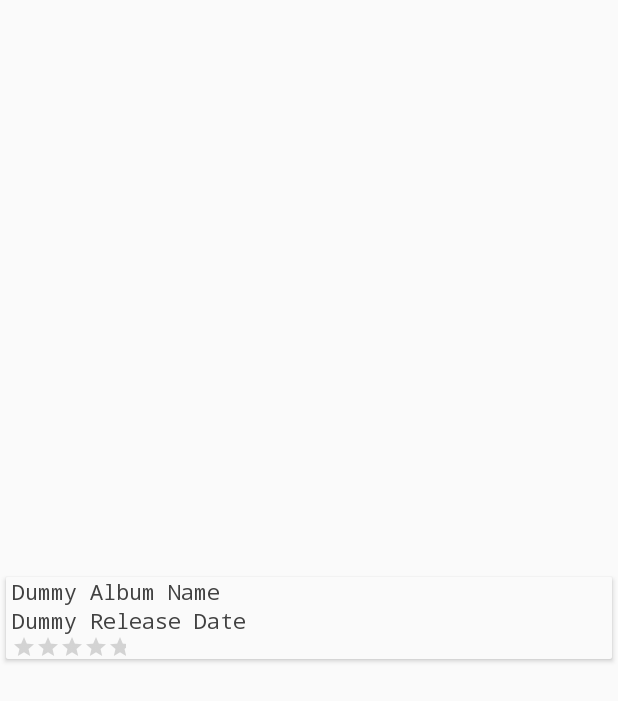
After one commit to nzavarinsky/MobileDev, an Android app: the layout album_item.xml on its own in the app's theme, with its tools: preview values and no code run, on a phone screen of 412 x 824 dp. The commit adds this screen. Shown: the top 701 px of the screen. Run offline under Robolectric (Android 15) with nearby library versions, the phone set to English and light mode, and no system bars.

Commit message:
[+] lab7

```diff
--- /dev/null
+++ b/app/src/main/res/layout/album_item.xml
@@ -0,0 +1,56 @@
+<?xml version="1.0" encoding="utf-8"?>
+
+<android.support.v7.widget.CardView
+    xmlns:android="http://schemas.android.com/apk/res/android"
+    android:layout_height="wrap_content"
+    android:layout_width="wrap_content"
+    android:id="@+id/cardview_album_item_container"
+    android:layout_gravity="center"
+    android:layout_margin="4dp"
+    android:elevation="20dp">
+
+<RelativeLayout xmlns:android="http://schemas.android.com/apk/res/android"
+    android:layout_width="match_parent"
+    android:layout_height="match_parent"
+    xmlns:tools="http://schemas.android.com/tools"
+    android:id="@+id/albums_relative_layout_outermost_container"
+    android:background="#FAFAFA">
+
+    <ImageView
+        android:layout_width="match_parent"
+        android:layout_height="wrap_content"
+        android:scaleType="centerCrop"
+        android:id="@+id/albums_imageView_artist_album_image" />
+
+    <TextView
+        android:layout_width="wrap_content"
+        android:layout_height="wrap_content"
+        tools:text="Dummy Album Name"
+        android:paddingLeft="4dp"
+        android:textColor="@color/textColorDark"
+        android:fontFamily="monospace"
+        android:id="@+id/albums_textView_artist_album_name"
+        android:layout_below="@+id/albums_imageView_artist_album_image"/>
+
+    <TextView
+        android:layout_width="wrap_content"
+        android:layout_height="wrap_content"
+        tools:text="Dummy Release Date"
+        android:paddingLeft="4dp"
+        android:textColor="@color/textColorDark"
+        android:fontFamily="monospace"
+        android:id="@+id/albums_textView_artist_album_release_date"
+        android:layout_below="@+id/albums_textView_artist_album_name"/>
+
+    <RatingBar
+        android:layout_width="wrap_content"
+        android:layout_height="wrap_content"
+        style="?android:attr/ratingBarStyleSmall"
+        android:visibility="visible"
+        android:paddingLeft="4dp"
+        android:id="@+id/albums_ratingBar_artist_album_popularity"
+        android:layout_below="@+id/albums_textView_artist_album_release_date"/>
+
+</RelativeLayout>
+
+</android.support.v7.widget.CardView>
--- a/app/src/main/res/menu/menu_card.xml
+++ b/app/src/main/res/menu/menu_card.xml
@@ -7,4 +7,9 @@
         android:icon="@drawable/ic_share_black_24dp"
         app:showAsAction="ifRoom"/>
 
+  <!--<item-->
+      <!--android:id="@+id/action_add_favourite"-->
+      <!--android:orderInCategory="100"-->
+      <!--android:title="Add to favourite" />-->
+
 </menu>
--- a/app/src/main/res/values/styles.xml
+++ b/app/src/main/res/values/styles.xml
@@ -9,10 +9,21 @@
     </style>
 
 
-  <style name="CustomTheme" parent="Theme.AppCompat.Light.NoActionBar">
+  <style name="CustomTheme" parent="Theme.AppCompat.Light.DarkActionBar">
     <item name="colorPrimary">#2196F3</item>
     <item name="colorPrimaryDark">#1E88E5</item>
     <item name="colorAccent">#DD2C00</item>
+
+    <item name="windowActionBar">false</item>
+    <item name="windowNoTitle">true</item>
   </style>
 
+  <style name="AppThem143e" parent="Theme.AppCompat.Light.DarkActionBar">
+    <!-- Customize your theme here. -->
+    <item name="colorPrimary">@color/colorPrimary</item>
+    <item name="colorPrimaryDark">@color/colorPrimaryDark</item>
+    <item name="colorAccent">@color/colorAccent</item>
+    <item name="windowActionBar">false</item>
+    <item name="windowNoTitle">true</item>
+  </style>
 </resources>
```
Also changed, not shown: app/src/main/AndroidManifest.xml (+19 -12 lines), app/src/main/java/com/example/zava/mymobileapp/DB/DBHelp.java (added, +55 -0 lines), app/src/main/java/com/example/zava/mymobileapp/activity/AudioListActivity.java (+74 -32 lines), app/src/main/java/com/example/zava/mymobileapp/activity/DetailActivity.java (added, +243 -0 lines), app/src/main/java/com/example/zava/mymobileapp/activity/FavouriteActivity.java (added, +107 -0 lines), app/src/main/java/com/example/zava/mymobileapp/adapters/CardAdapter.java (+75 -9 lines), app/src/main/res/layout/card_item.xml (+10 -1 lines), app/src/main/res/menu/mainactivity_toolbar_overflowmenu.xml (+15 -4 lines).
